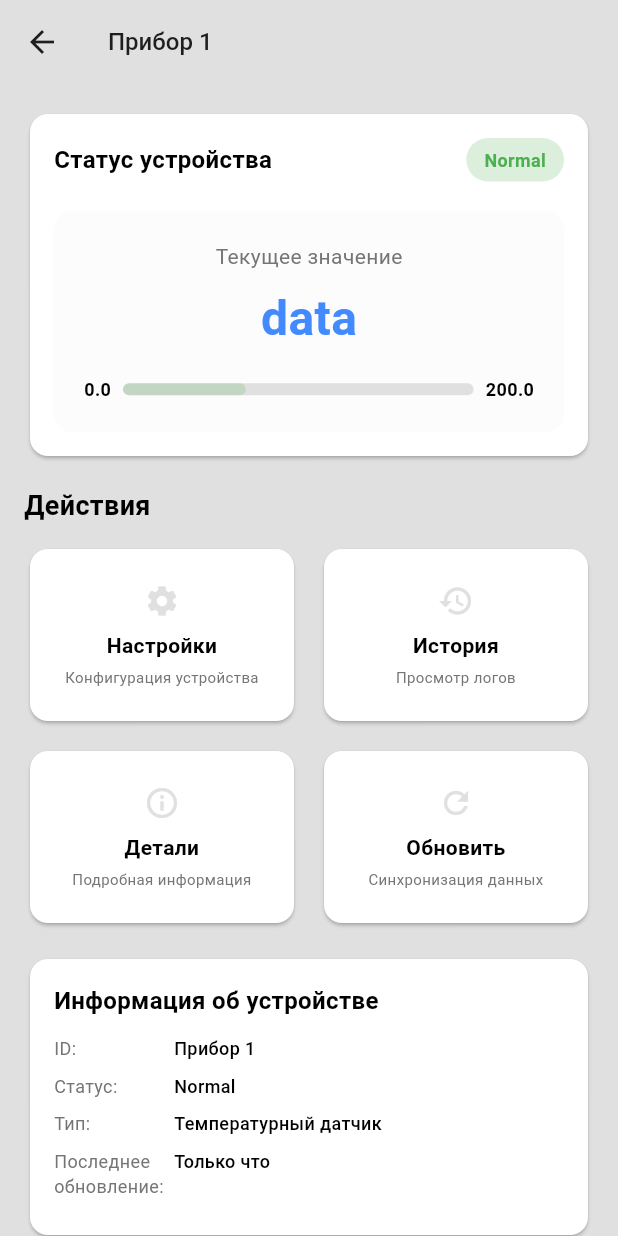
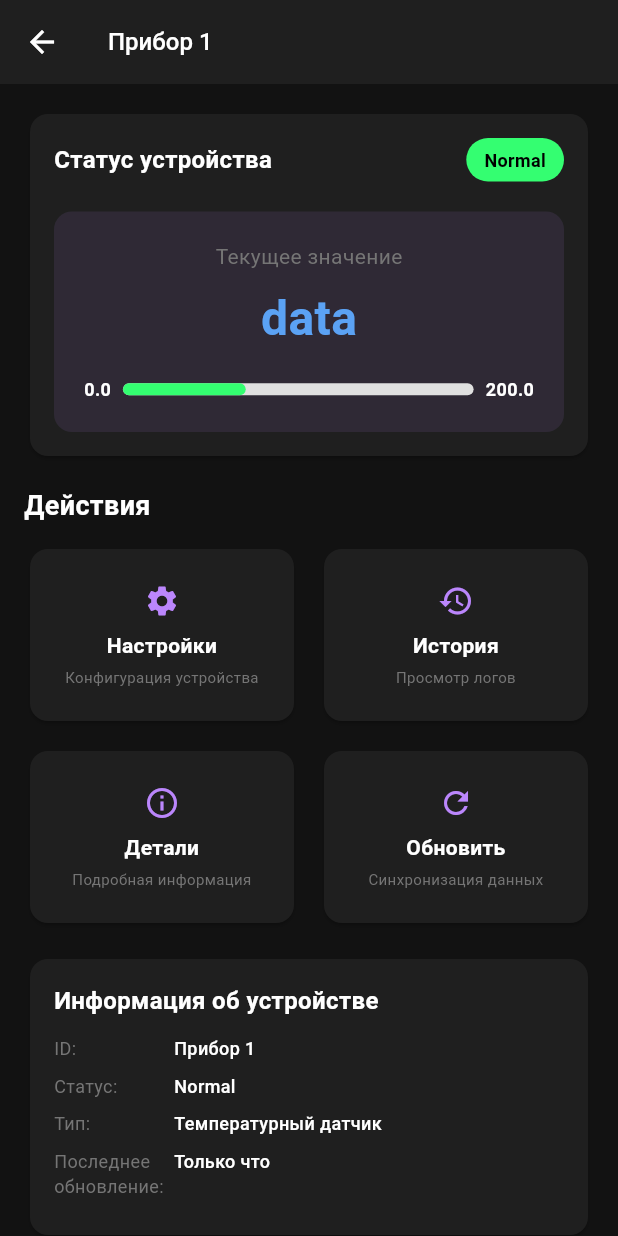
Before and after one commit to FirtBFG/sfedu-hard-2025, a Flutter app: the screen it shows after launch, after a tap on "Прибор 1", on a phone screen of 412 x 824 dp. Run offline on Flutter 3.47's test engine with Material 3 defaults, Android fonts, the phone set to English and light mode, and no system bars; our stand-ins replace dio, fl_chart; network calls fail.

Commit message:
fix: plot description fixing

```diff
--- a/lib/core/theme/app_theme.dart
+++ b/lib/core/theme/app_theme.dart
@@ -1,8 +1,12 @@
 import 'package:flutter/material.dart';
 
 class AppTheme {
+  /// Светлая тема с акцентом на светло-серый фон
   static ThemeData get lightTheme {
     return ThemeData(
+      // Устанавливаем яркость light
+      brightness: Brightness.light,
+
       // Основные цвета
       primaryColor: Colors.grey[300], // Светло-серый основной
       scaffoldBackgroundColor: Colors.grey[300], // Светло-серый фон
@@ -10,7 +14,7 @@ class AppTheme {
       // Цвета AppBar
       appBarTheme: AppBarTheme(
         backgroundColor: Colors.grey[300], // Светло-серый AppBar
-        elevation: 0, // Убираем тень для плоского дизайна
+        elevation: 0,
         iconTheme: const IconThemeData(color: Colors.black87),
         titleTextStyle: const TextStyle(
           color: Colors.black87,
@@ -43,15 +47,102 @@ class AppTheme {
         ),
       ),
 
-      // Остальные цвета оставляем стандартными
+      // Прочие настройки
+      useMaterial3: true,
+      visualDensity: VisualDensity.adaptivePlatformDensity,
+
+      // Схема цветов (Light)
       colorScheme: ColorScheme.light(
-        primary: const Color.fromARGB(255, 222, 222, 222),
+        primary: const Color(0xFF6200EE), // Яркий акцент
         onPrimary: Colors.white,
-        secondary: Colors.green.withValues(alpha: 0.2),
-        onSecondary: Colors.green,
-        error: Colors.red.withValues(alpha: 0.1),
-        onError: Colors.red,
-        onPrimaryContainer: Colors.blueAccent,
+        secondary: const Color.fromARGB(255, 121, 252, 162), // Вторичный акцент
+        onSecondary: Colors.black,
+        surface: Colors.white,
+        error: Colors.red,
+        onError: Colors.white,
+      ),
+    );
+  }
+
+  // --------------------------------------------------------------------------
+
+  /// Крутая Темная тема (Deep Dark Theme)
+  static ThemeData get darkTheme {
+    // Темный фон (практически черный) для комфорта глаз
+    const Color darkBackground = Color(0xFF121212);
+    // Цвет поверхности (карточки, панели) - немного светлее фона
+    const Color darkSurface = Color(0xFF1F1F1F);
+    // Основной акцентный цвет (сиреневый)
+    const Color primaryColor = Color(0xFFBB86FC);
+    // Вторичный акцентный цвет (бирюзовый/зеленый) - отлично для графиков
+    const Color secondaryColor = Color.fromARGB(255, 52, 254, 113);
+
+    return ThemeData(
+      // Устанавливаем яркость dark
+      brightness: Brightness.dark,
+
+      // Основные цвета
+      primaryColor: primaryColor,
+      scaffoldBackgroundColor: darkBackground, // Глубокий темный фон
+
+      // Цвета AppBar
+      appBarTheme: const AppBarTheme(
+        backgroundColor: darkSurface, // Фон AppBar чуть светлее фона
+        elevation: 0,
+        iconTheme: IconThemeData(color: Colors.white),
+        titleTextStyle: TextStyle(
+          color: Colors.white,
+          fontSize: 18,
+          fontWeight: FontWeight.w500,
+        ),
+      ),
+
+      // Цвета карточек (для элементов интерфейса, например, статистики)
+      cardColor: darkSurface,
+
+      // Цвета плавающей кнопки действия (используем акцентный цвет)
+      floatingActionButtonTheme: const FloatingActionButtonThemeData(
+        backgroundColor: secondaryColor,
+        foregroundColor: Colors.black,
+      ),
+
+      // Цвета кнопок
+      buttonTheme: const ButtonThemeData(
+        buttonColor: primaryColor,
+        textTheme: ButtonTextTheme.primary,
+      ),
+
+      // Цвета инпутов
+      inputDecorationTheme: InputDecorationTheme(
+        filled: true,
+        fillColor: darkSurface, // Фон инпута соответствует поверхности
+        labelStyle: const TextStyle(color: Colors.white70),
+        hintStyle: TextStyle(color: Colors.grey[600]),
+        border: OutlineInputBorder(
+          borderRadius: BorderRadius.circular(8.0),
+          borderSide: const BorderSide(color: Colors.white24),
+        ),
+        enabledBorder: OutlineInputBorder(
+          borderRadius: BorderRadius.circular(8.0),
+          borderSide: const BorderSide(color: Colors.white24),
+        ),
+        focusedBorder: OutlineInputBorder(
+          borderRadius: BorderRadius.circular(8.0),
+          borderSide:
+              const BorderSide(color: primaryColor), // Фокус - акцентный цвет
+        ),
+      ),
+
+      // Схема цветов (Dark)
+      colorScheme: const ColorScheme.dark(
+        primary: primaryColor,
+        onPrimary:
+            Color.fromARGB(255, 91, 162, 244), // Текст на акцентном цвете
+        secondary: secondaryColor,
+        onSecondary: Colors.black,
+        surface: darkSurface,
+        error: Color(0xFFCF6679), // Красный для ошибок
+        onError: Colors.black,
       ),
 
       // Прочие настройки
@@ -59,12 +150,4 @@ class AppTheme {
       visualDensity: VisualDensity.adaptivePlatformDensity,
     );
   }
-
-  // Опционально: можно добавить темную тему
-  static ThemeData get darkTheme {
-    return ThemeData.dark().copyWith(
-      // Настройки для темной темы, если понадобится
-      cardColor: Colors.grey[800],
-    );
-  }
 }
--- a/lib/feature/statuses_plot/presentation/components/temperature_chart_card.dart
+++ b/lib/feature/statuses_plot/presentation/components/temperature_chart_card.dart
@@ -21,7 +21,7 @@ class TemperatureChartCard extends StatelessWidget {
               mainAxisAlignment: MainAxisAlignment.spaceBetween,
               children: [
                 const Text(
-                  'Temperature Monitoring',
+                  'Мониторинг датчиков',
                   style: TextStyle(
                     fontSize: 14,
                     fontWeight: FontWeight.bold,
@@ -127,6 +127,10 @@ class SensorTypeDropdownButton extends StatelessWidget {
           value: SensorType.temperature,
           child: Text('Температура'),
         ),
+        DropdownMenuItem(
+          value: SensorType.fire,
+          child: Text('Возгорания'),
+        ),
       ],
       onChanged: (value) {
         plotProvider.changeSensorType(value ?? SensorType.temperature);
--- a/lib/feature/statuses_plot/presentation/components/temperature_line_chart_plot.dart
+++ b/lib/feature/statuses_plot/presentation/components/temperature_line_chart_plot.dart
@@ -18,7 +18,7 @@ class TemperatureLineChartPlot extends StatelessWidget {
       LineChartData(
         gridData: FlGridData(
           show: true,
-          horizontalInterval: 2,
+          horizontalInterval: plotProvider.rawDataCount.toDouble(),
           verticalInterval: 4,
           getDrawingHorizontalLine: (value) {
             return FlLine(
--- a/lib/main.dart
+++ b/lib/main.dart
@@ -30,7 +30,7 @@
       child: MaterialApp(
         routes: AppRoutes.routes,
         initialRoute: AppRoutes.home,
-        theme: AppTheme.lightTheme,
+        theme: AppTheme.darkTheme,
       ),
     );
   }
```
Also changed, not shown: lib/feature/home/presentation/home_page.dart (deleted, +0 -61 lines), lib/feature/statuses_plot/controller/plot_controller.dart (+13 -55 lines).
